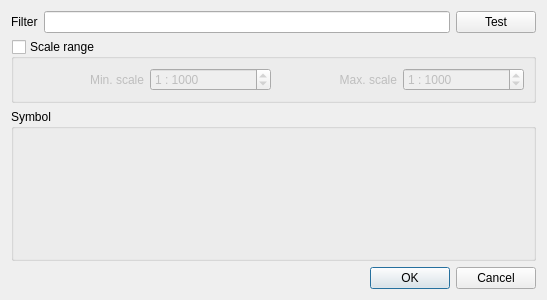
The window that qgis/src/ui/qgsrendererrulepropsdialogbase.ui (sourcepole/qgis) describes before a commit, drawn with Qt 5.
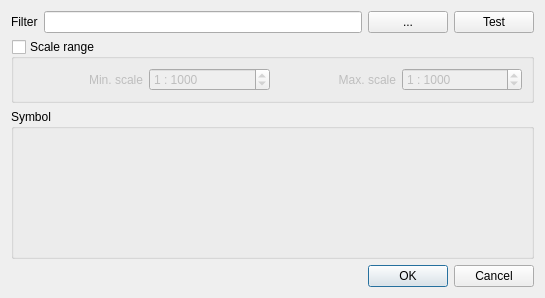
The same window after the commit.

Commit message: Added query builder to rule properties dialog (rule-based renderer). Patch from #3303 - contributed by Nathan Woodrow

The edit to the form file:
```diff
--- a/qgis/src/ui/qgsrendererrulepropsdialogbase.ui
+++ b/qgis/src/ui/qgsrendererrulepropsdialogbase.ui
@@ -6,8 +6,8 @@
    <rect>
     <x>0</x>
     <y>0</y>
-    <width>547</width>
-    <height>300</height>
+    <width>545</width>
+    <height>298</height>
    </rect>
   </property>
   <property name="windowTitle">
@@ -16,6 +16,9 @@
   <layout class="QVBoxLayout" name="verticalLayout">
    <item>
     <layout class="QHBoxLayout" name="horizontalLayout">
+     <property name="rightMargin">
+      <number>0</number>
+     </property>
      <item>
       <widget class="QLabel" name="label">
        <property name="text">
@@ -26,6 +29,19 @@
      <item>
       <widget class="QLineEdit" name="editFilter"/>
      </item>
+     <item>
+      <widget class="QPushButton" name="btnExpressionBuilder">
+       <property name="sizePolicy">
+        <sizepolicy hsizetype="Minimum" vsizetype="Fixed">
+         <horstretch>0</horstretch>
+         <verstretch>0</verstretch>
+        </sizepolicy>
+       </property>
+       <property name="text">
+        <string>...</string>
+       </property>
+      </widget>
+     </item>
      <item>
       <widget class="QPushButton" name="btnTestFilter">
        <property name="text">
```
The commit also changes 3 other files.
